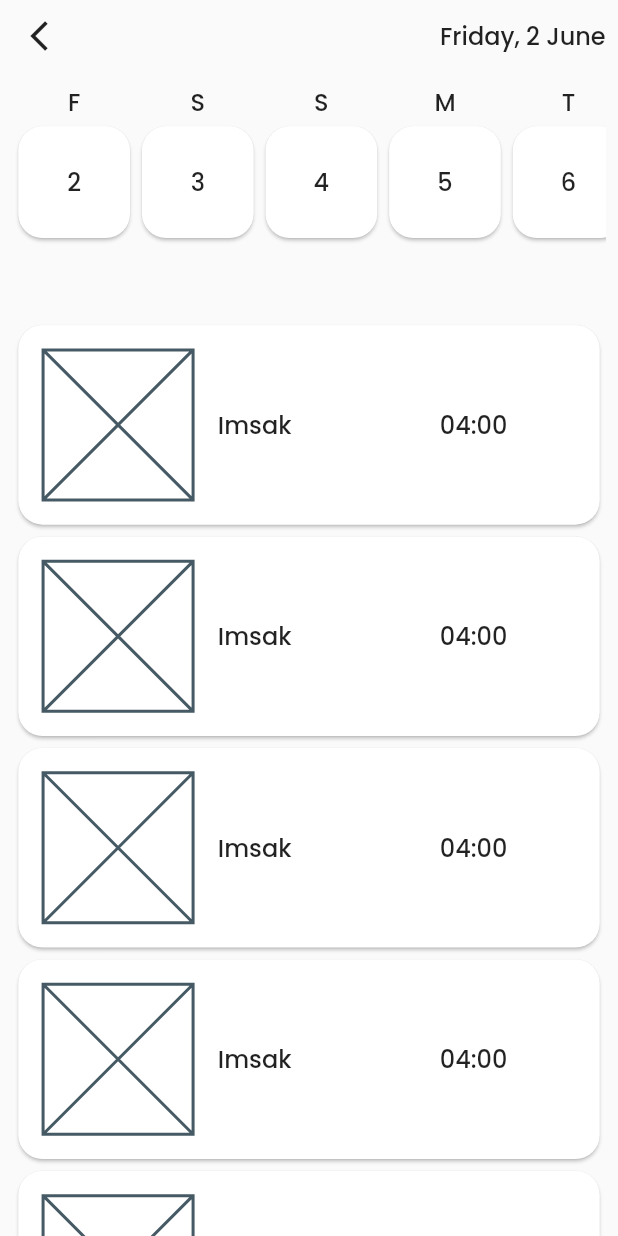
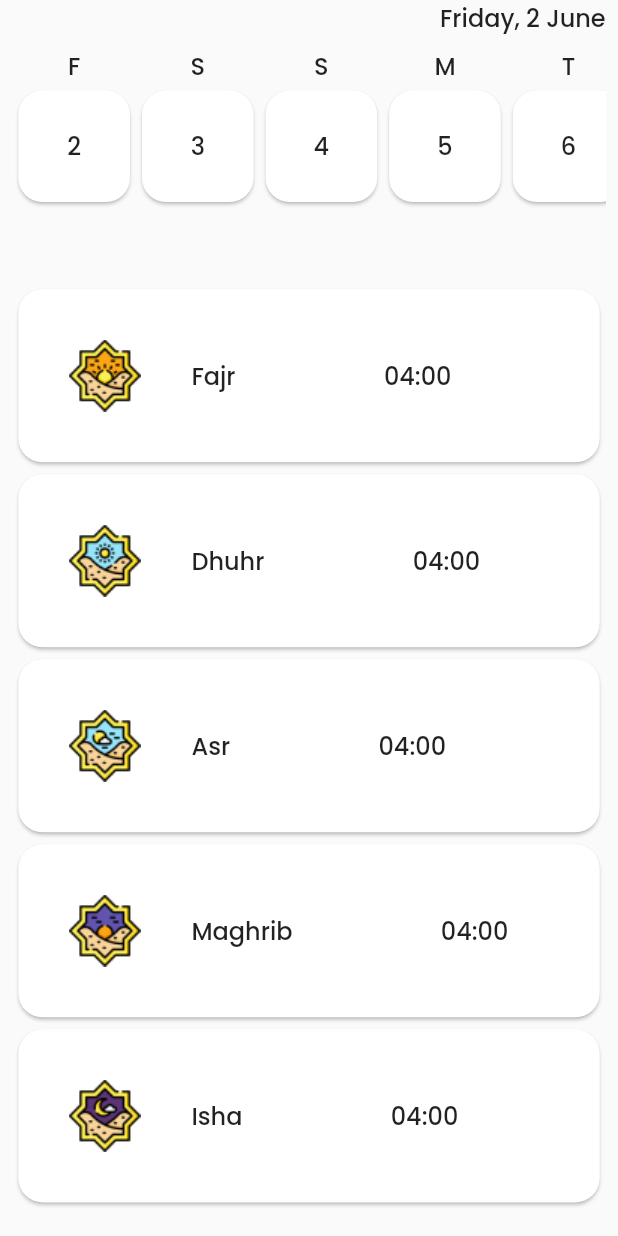
Before and after one commit to melihcelik09/ramadan_app, a Flutter app: the PrayerTimeView screen opened directly, on a phone screen of 412 x 824 dp. Run offline on Flutter 3.47's test engine with Material 2 defaults, Android fonts, the light colour scheme and no system bars; our stand-ins replace auto_route, bloc, dio, equatable, flutter_bloc, flutter_dotenv and 5 more; accounts and stored records are empty; generated files the repository leaves out were written again; network calls fail.

Commit message:
add:prayer time also fetch user location fun bloc

```diff
--- /dev/null
+++ b/lib/app/view/prayer_time/model/prayer_time_model.dart
@@ -0,0 +1,7 @@
+class PrayerTimeModel {
+  String? image;
+  String? name;
+  String? time;
+
+  PrayerTimeModel({this.image, this.name, this.time});
+}
--- a/lib/app/view/prayer_time/view/widgets/body_widget.dart
+++ b/lib/app/view/prayer_time/view/widgets/body_widget.dart
@@ -1,6 +1,6 @@
-import 'package:auto_route/auto_route.dart';
 import 'package:flutter/material.dart';
 import 'package:intl/intl.dart';
+import 'package:ramadan_app/app/view/prayer_time/model/prayer_time_model.dart';
 import 'package:ramadan_app/core/extensions/context_extension.dart';
 
 class BodyWidget extends StatelessWidget {
@@ -38,11 +38,39 @@ class CurrentPrayerTimeWidget extends StatelessWidget {
 
   @override
   Widget build(BuildContext context) {
+    List<PrayerTimeModel> prayerTimeList = [
+      PrayerTimeModel(
+        image: 'assets/images/prayer/Fajr.png',
+        name: 'Fajr',
+        time: '04:00',
+      ),
+      PrayerTimeModel(
+        image: 'assets/images/prayer/Dhuhr.png',
+        name: 'Dhuhr',
+        time: '04:00',
+      ),
+      PrayerTimeModel(
+        image: 'assets/images/prayer/Asr.png',
+        name: 'Asr',
+        time: '04:00',
+      ),
+      PrayerTimeModel(
+        image: 'assets/images/prayer/Maghrib.png',
+        name: 'Maghrib',
+        time: '04:00',
+      ),
+      PrayerTimeModel(
+        image: 'assets/images/prayer/Isha.png',
+        name: 'Isha',
+        time: '04:00',
+      ),
+    ];
     return ListView.builder(
       shrinkWrap: true,
       physics: const NeverScrollableScrollPhysics(),
-      itemCount: 6,
+      itemCount: prayerTimeList.length,
       itemBuilder: (context, index) {
+        var prayerTime = prayerTimeList[index];
         return Card(
           shape: RoundedRectangleBorder(
             borderRadius: BorderRadius.circular(16),
@@ -54,12 +82,16 @@ class CurrentPrayerTimeWidget extends StatelessWidget {
               padding: context.paddingNormal,
               child: Row(
                 children: [
-                  const Placeholder(fallbackHeight: 100, fallbackWidth: 100),
+                  Image.asset(
+                    prayerTime.image ?? "Image Error",
+                    width: context.width * 0.2,
+                    height: context.width * 0.2,
+                  ),
                   Padding(
                     padding: context.horizontalPaddingNormal + context.onlyRightPaddingHigh,
-                    child: Text('Imsak', style: context.textTheme.titleLarge),
+                    child: Text(prayerTime.name ?? "Name Error", style: context.textTheme.titleLarge),
                   ),
-                  Text('04:00', style: context.textTheme.titleLarge),
+                  Text(prayerTime.time ?? "Time Error", style: context.textTheme.titleLarge),
                 ],
               ),
             ),
@@ -80,13 +112,8 @@ class WeeklyCalendarWidget extends StatelessWidget {
     return Column(
       children: [
         Row(
-          mainAxisAlignment: MainAxisAlignment.spaceBetween,
+          mainAxisAlignment: MainAxisAlignment.end,
           children: [
-            IconButton(
-                onPressed: () {
-                  context.router.pop();
-                },
-                icon: const Icon(Icons.arrow_back_ios)),
             Text(DateFormat('EEEE, d MMMM').format(DateTime.now()), style: context.textTheme.titleLarge),
           ],
         ),
--- a/pubspec.yaml
+++ b/pubspec.yaml
@@ -43,5 +43,6 @@ flutter:
     - assets/images/categories/
     - assets/images/titles/
     - assets/images/ramadan_time/
+    - assets/images/prayer/
     - assets/icons/
     - assets/images/onboarding/
```
Also changed, not shown: lib/app/view/home/view/widgets/titles_card.dart (+19 -13 lines), lib/app/view/location/cubit/location_cubit.dart (+7 -0 lines), assets/images/prayer/Asr.png (added), assets/images/prayer/Dhuhr.png (added), assets/images/prayer/Fajr.png (added), assets/images/prayer/Isha.png (added), assets/images/prayer/Maghrib.png (added).
